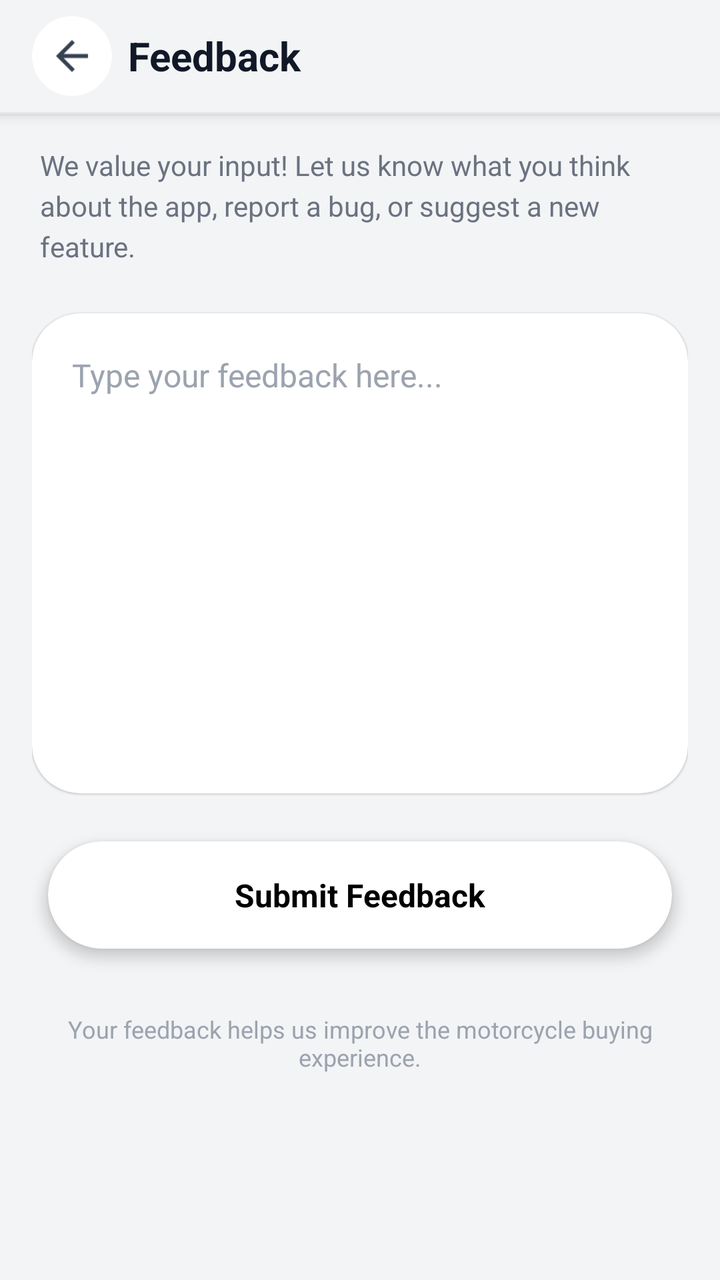
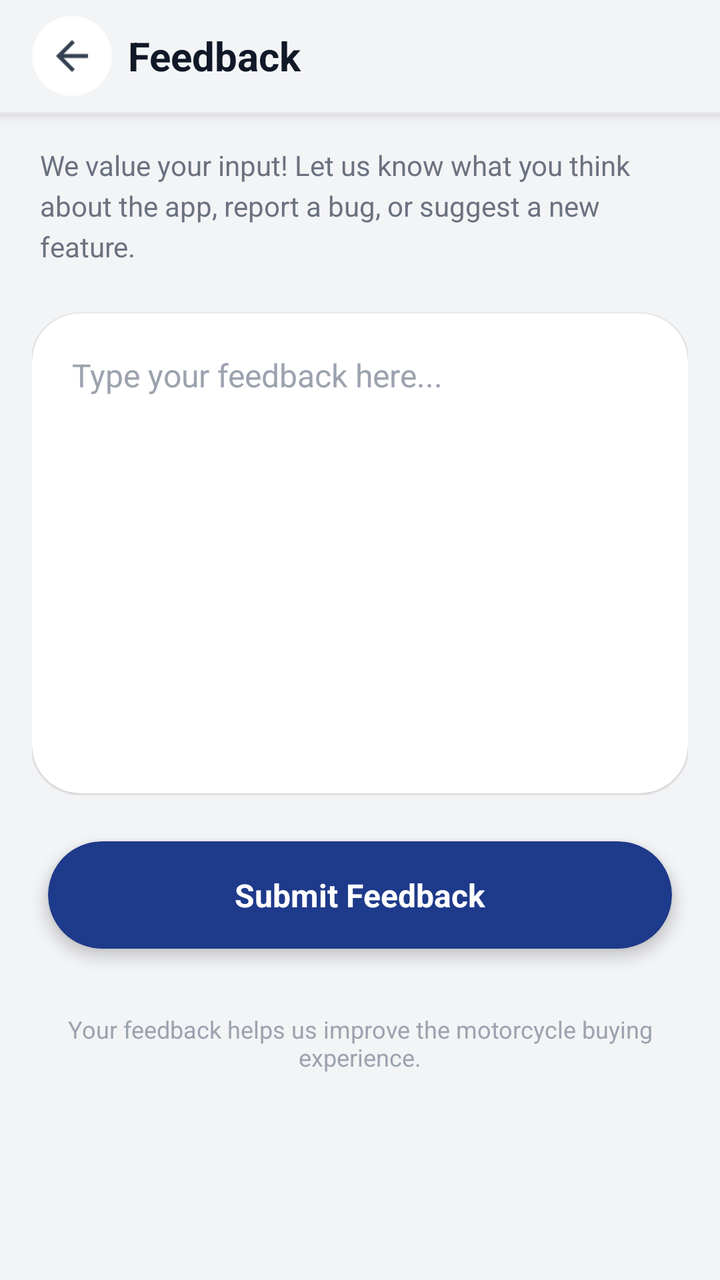

Compare the two renders of this Android layout. The source of the first and the diff that turns it into the second are given below.
<!-- AndroidManifest.xml: activity theme Theme.AppCompat.Light.NoActionBar -->
<!-- res/layout/activity_feedback.xml -->
<?xml version="1.0" encoding="utf-8"?>
<androidx.coordinatorlayout.widget.CoordinatorLayout
    xmlns:android="http://schemas.android.com/apk/res/android"
    xmlns:app="http://schemas.android.com/apk/res-auto"
    android:layout_width="match_parent"
    android:layout_height="match_parent"
    android:background="#F3F4F6"
    android:fitsSystemWindows="true">

    
    <LinearLayout
        android:layout_width="match_parent"
        android:layout_height="wrap_content"
        android:orientation="vertical"
        android:elevation="4dp"
        android:background="#F3F4F6">

        <LinearLayout
            android:layout_width="match_parent"
            android:layout_height="56dp"
            android:orientation="horizontal"
            android:gravity="center_vertical"
            android:paddingHorizontal="16dp"
            android:background="#F3F4F6">

            <androidx.cardview.widget.CardView
                android:id="@+id/btnBack"
                android:layout_width="40dp"
                android:layout_height="40dp"
                app:cardCornerRadius="20dp"
                app:cardElevation="0dp"
                android:layout_marginEnd="8dp">

                <ImageView
                    android:layout_width="24dp"
                    android:layout_height="24dp"
                    android:layout_gravity="center"
                    android:src="@drawable/ic_arrow_back"
                    android:tint="#374151" />
            </androidx.cardview.widget.CardView>

            <TextView
                android:layout_width="0dp"
                android:layout_height="wrap_content"
                android:layout_weight="1"
                android:text="Feedback"
                android:textSize="20sp"
                android:textStyle="bold"
                android:textColor="#111827" />

        </LinearLayout>

        <View
            android:layout_width="match_parent"
            android:layout_height="1dp"
            android:background="#E5E7EB" />
    </LinearLayout>

    
    <androidx.core.widget.NestedScrollView
        android:layout_width="match_parent"
        android:layout_height="match_parent"
        android:layout_marginTop="57dp"
        android:padding="16dp"
        android:fillViewport="true">

        <LinearLayout
            android:layout_width="match_parent"
            android:layout_height="wrap_content"
            android:orientation="vertical"
            android:paddingBottom="80dp">

            
            <TextView
                android:layout_width="match_parent"
                android:layout_height="wrap_content"
                android:text="We value your input! Let us know what you think about the app, report a bug, or suggest a new feature."
                android:textSize="14sp"
                android:textColor="#6B7280"
                android:lineSpacingExtra="4dp"
                android:layout_marginHorizontal="4dp"
                android:layout_marginBottom="24dp" />

            
            <androidx.cardview.widget.CardView
                android:layout_width="match_parent"
                android:layout_height="wrap_content"
                app:cardCornerRadius="24dp"
                app:cardElevation="0.5dp"
                android:layout_marginBottom="24dp"
                android:background="@drawable/settings_card_bg">

                <EditText
                    android:id="@+id/etFeedback"
                    android:layout_width="match_parent"
                    android:layout_height="240dp"
                    android:background="@android:color/transparent"
                    android:hint="Type your feedback here..."
                    android:padding="20dp"
                    android:textSize="16sp"
                    android:textColor="#111827"
                    android:textColorHint="#9CA3AF"
                android:gravity="top"
                android:inputType="textMultiLine"
                android:maxLines="10"
                android:scrollbars="vertical" />

            </androidx.cardview.widget.CardView>

            
            <androidx.cardview.widget.CardView
                android:id="@+id/btnSubmitFeedback"
                android:layout_width="match_parent"
                android:layout_height="wrap_content"
                app:cardCornerRadius="100dp"
                app:cardElevation="4dp"
                android:background="#1E3A8A"
                android:layout_marginHorizontal="8dp">

                <LinearLayout
                    android:layout_width="match_parent"
                    android:layout_height="wrap_content"
                    android:orientation="horizontal"
                    android:gravity="center"
                    android:paddingVertical="16dp"
                    android:clickable="true"
                    android:foreground="?attr/selectableItemBackground">

                    <TextView
                        android:layout_width="wrap_content"
                        android:layout_height="wrap_content"
                        android:text="Submit Feedback"
                        android:textSize="16sp"
                        android:textStyle="bold"
                        android:textColor="@android:color/black" />

                </LinearLayout>
            </androidx.cardview.widget.CardView>

            
            <TextView
                android:layout_width="wrap_content"
                android:layout_height="wrap_content"
                android:text="Your feedback helps us improve the motorcycle buying experience."
                android:textSize="12sp"
                android:textColor="#9CA3AF"
                android:layout_gravity="center_horizontal"
                android:layout_marginTop="32dp"
                android:textAlignment="center"
                android:paddingHorizontal="16dp" />

        </LinearLayout>
    </androidx.core.widget.NestedScrollView>

</androidx.coordinatorlayout.widget.CoordinatorLayout>
<!-- resources referenced by this layout -->
<resources>
  <!-- drawable ic_arrow_back: png bitmap (drawable, 251 bytes) -->
  <!-- drawable settings_card_bg (drawable) -->
  <?xml version="1.0" encoding="utf-8"?>
  <shape xmlns:android="http://schemas.android.com/apk/res/android">
      <solid android:color="@android:color/white" />
      <corners android:radius="24dp" />
  </shape>
</resources>

<!-- the commit's change to res/layout/activity_feedback.xml (unified diff, before → after) -->
@@ -114,7 +114,7 @@
                 android:layout_height="wrap_content"
                 app:cardCornerRadius="100dp"
                 app:cardElevation="4dp"
-                android:background="#1E3A8A"
+                app:cardBackgroundColor="#1E3A8A"
                 android:layout_marginHorizontal="8dp">
 
                 <LinearLayout
@@ -123,7 +123,6 @@
                     android:orientation="horizontal"
                     android:gravity="center"
                     android:paddingVertical="16dp"
-                    android:clickable="true"
                     android:foreground="?attr/selectableItemBackground">
 
                     <TextView
@@ -132,7 +131,7 @@
                         android:text="Submit Feedback"
                         android:textSize="16sp"
                         android:textStyle="bold"
-                        android:textColor="@android:color/black" />
+                        android:textColor="@android:color/white" />
 
                 </LinearLayout>
             </androidx.cardview.widget.CardView>
@@ -152,4 +151,11 @@
         </LinearLayout>
     </androidx.core.widget.NestedScrollView>
 
+    <ProgressBar
+        android:id="@+id/progressBar"
+        android:layout_width="wrap_content"
+        android:layout_height="wrap_content"
+        android:layout_gravity="center"
+        android:visibility="gone" />
+
 </androidx.coordinatorlayout.widget.CoordinatorLayout>
